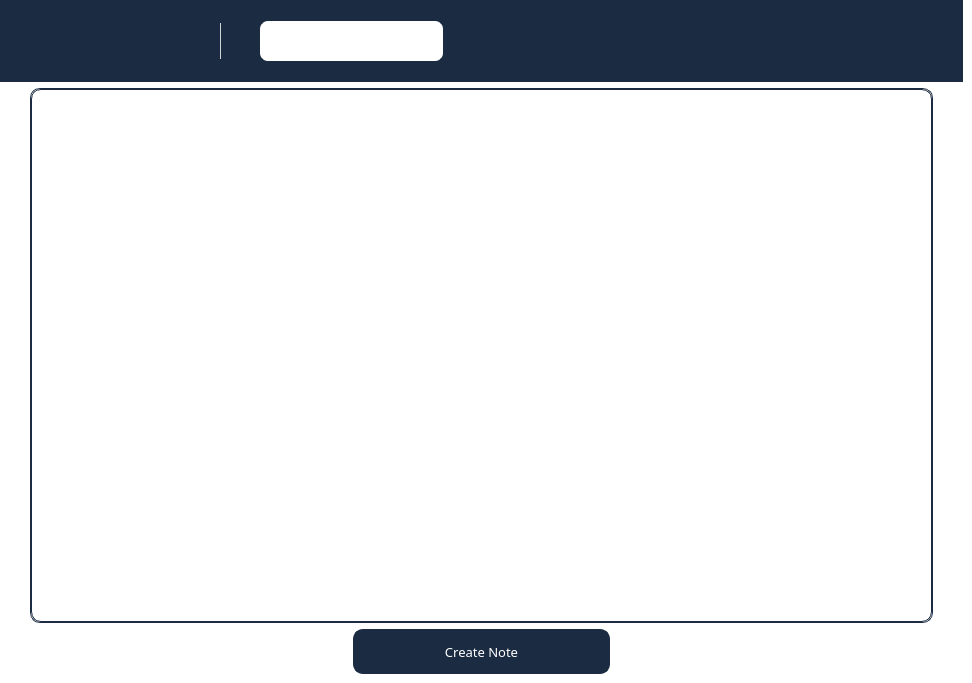
VictorApopiy/C-_Practice_Notes_Keeper, file Front/notesincategory.ui: the form before one commit.
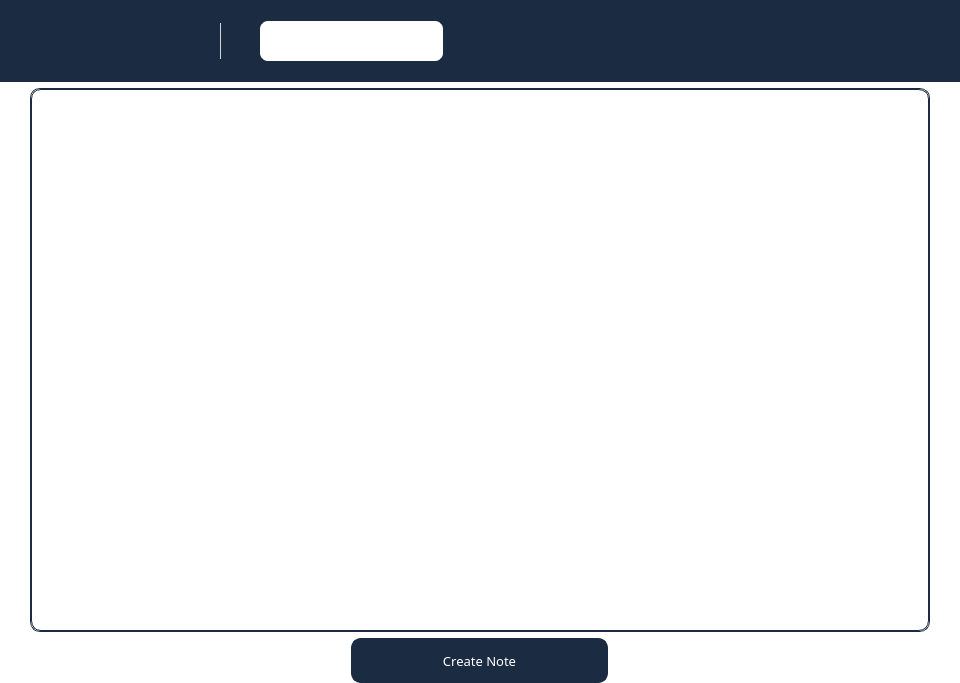
The form after the commit. Icons and pictures are not drawn.

The edit to the form file:
```diff
--- a/Front/notesincategory.ui
+++ b/Front/notesincategory.ui
@@ -24,11 +24,17 @@
     <property name="topMargin">
      <number>0</number>
     </property>
+    <property name="rightMargin">
+     <number>0</number>
+    </property>
+    <property name="bottomMargin">
+     <number>0</number>
+    </property>
     <item>
      <widget class="QWidget" name="widget" native="true">
       <property name="minimumSize">
        <size>
-        <width>963</width>
+        <width>960</width>
         <height>82</height>
        </size>
       </property>
@@ -383,8 +389,8 @@
             <rect>
              <x>0</x>
              <y>0</y>
-             <width>883</width>
-             <height>517</height>
+             <width>896</width>
+             <height>530</height>
             </rect>
            </property>
           </widget>
```
